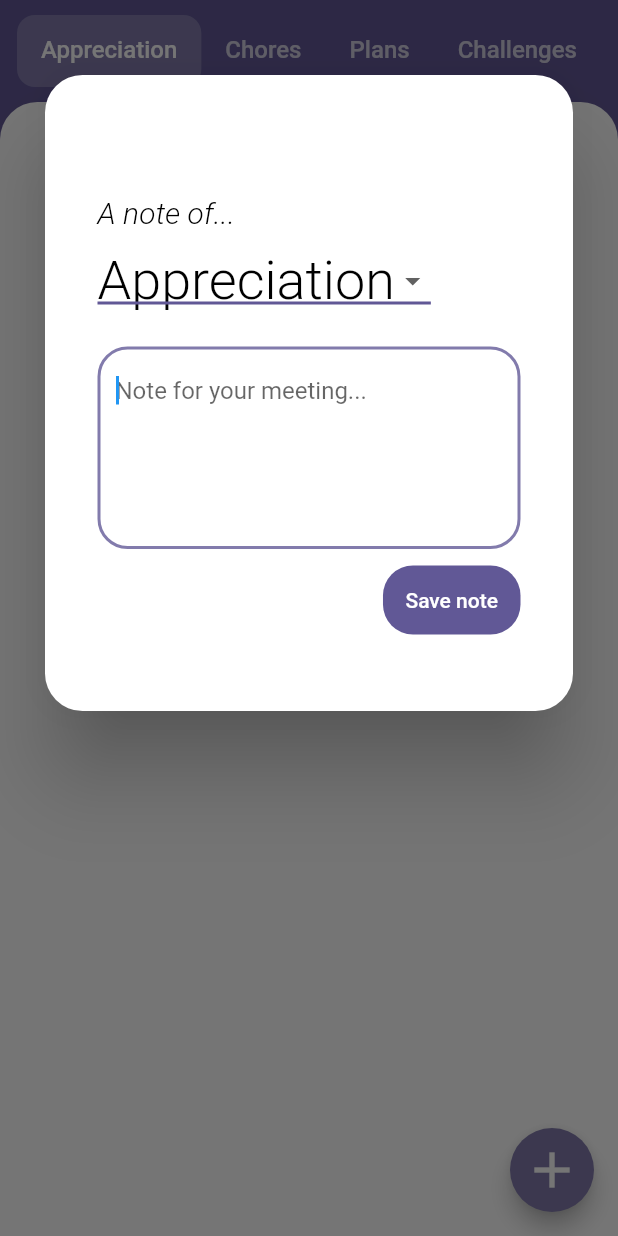
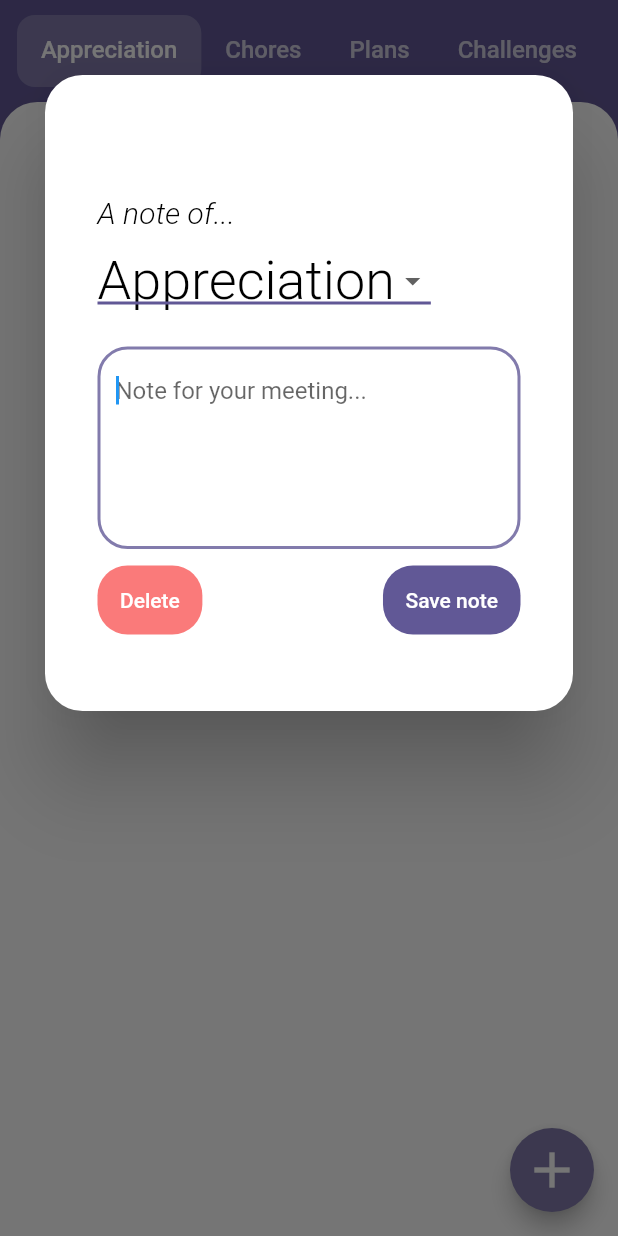
Before and after one commit to Jiaxen/kokoro, a Flutter app: the screen it shows once a user with an empty profile is signed in, scrolled down 152 dp, after a tap on the "add" icon, on a phone screen of 412 x 824 dp. Run offline on Flutter 3.47's test engine with Material 2 defaults, Android fonts, the phone set to English and light mode, and no system bars; drawn by our look-alikes of flutter_progress_hud; our stand-ins replace cloud_firestore, firebase_auth, firebase_core, flutter_signin_button, google_sign_in; missing offline and left inert: flutter_facebook_auth; accounts and stored records are empty; network calls fail.

Commit message:
note logic

```diff
--- a/lib/constants.dart
+++ b/lib/constants.dart
@@ -6,6 +6,7 @@ import 'dart:ui';
 Color kPrimaryAppColour = const Color(0xFF615896);
 Color kSecondaryAppColour = const Color(0xFF827BAC);
 Color kErrorTextColorLight = const Color(0xFFBF4545);
+Color kWarningBackgroundColorLight = const Color(0xFFFA7A7A);
 Color kPrimaryTitleColour = Colors.white;
 Color kPrimaryTextColour = Colors.black;
 Color kPrimaryBackgroundColour = Colors.white;
--- a/lib/screens/edit_note_screen.dart
+++ b/lib/screens/edit_note_screen.dart
@@ -6,6 +6,7 @@ import 'package:kokoro/services/note_services.dart';
 import 'package:provider/provider.dart';
 
 import '../utils.dart';
+import 'notes_screen.dart';
 
 class EditNoteScreen extends StatefulWidget {
   Note note;
@@ -19,13 +20,12 @@ class EditNoteScreen extends StatefulWidget {
 
 class _EditNoteScreenState extends State<EditNoteScreen> {
   String? dropdownValue;
-  // current value of the TextField.
   final myController = TextEditingController();
 
   @override
   void initState() {
     dropdownValue = enumToCapitalisedString(widget.note.noteType);
-    myController.text = widget.note.content;
+    myController.text = widget.note.content; // If note already has content
     super.initState();
   }
 
@@ -77,9 +77,10 @@ class _EditNoteScreenState extends State<EditNoteScreen> {
                     color: kPrimaryAppColour,
                   ),
                   onChanged: (String? newValue) {
+                    print(newValue);
                     setState(() {
-                      widget.note.noteType = enumFromString(NoteType.values, dropdownValue!)!;
-                      dropdownValue = newValue!;
+                      widget.note.noteType = enumFromString(NoteType.values, newValue!)!;
+                      dropdownValue = newValue;
                     });
                   },
                   items: noteTypes.map<DropdownMenuItem<String>>((String value) {
@@ -105,12 +106,54 @@ class _EditNoteScreenState extends State<EditNoteScreen> {
                       hintText: 'Note for your meeting...',
                     ),
                     keyboardType: TextInputType.multiline,
+                    textCapitalization: TextCapitalization.sentences,
                     minLines: 5,
                     maxLines: 10),
                 SizedBox(height: 10),
-                Container(
-                  alignment: Alignment.topRight,
-                  child: TextButton(
+                Row(
+                  mainAxisAlignment: MainAxisAlignment.spaceBetween,
+                  children: [TextButton(
+                    style: ButtonStyle(
+                      padding: MaterialStateProperty.all<EdgeInsetsGeometry>(
+                          EdgeInsets.all(15)),
+                      backgroundColor:
+                      MaterialStateProperty.all<Color>(kWarningBackgroundColorLight),
+                      foregroundColor:
+                      MaterialStateProperty.all<Color>(kPrimaryTitleColour),
+                      shape: MaterialStateProperty.all<OutlinedBorder>(
+                          RoundedRectangleBorder(
+                            borderRadius: BorderRadius.all(Radius.circular(20.0)),
+                          )),
+                    ),
+                    onPressed: () {
+                      if (myController.text.isEmpty && widget.note.id == null){ // If it is empty and a new note
+                        Navigator.of(context).pop();
+                      } else {
+                        showDialog<String>(
+                          context: context,
+                          builder: (BuildContext context) => AlertDialog(
+                            title: const Text('Delete Note?'),
+                            content: const Text('Are you sure you want to delete this note?'),
+                            actions: <Widget>[
+                              TextButton(
+                                onPressed: () => Navigator.of(context).pop(),
+                                child: const Text('No, go back!'),
+                              ),
+                              TextButton(
+                                onPressed: () {
+                                  deleteNoteFromFireStore(widget.note);
+                                  Navigator.of(context).popUntil((route) => route.isFirst);
+                                },
+                                child: const Text('Yes please!'),
+                              ),
+                            ],
+                          ),
+                        );
+                      }
+                    },
+                    child: Text('Delete'),
+                  ),
+                    TextButton(
                       style: ButtonStyle(
                         padding: MaterialStateProperty.all<EdgeInsetsGeometry>(
                             EdgeInsets.all(15)),
@@ -133,6 +176,7 @@ class _EditNoteScreenState extends State<EditNoteScreen> {
                       },
                       child: Text('Save note'),
                     ),
+                  ],
                 ),
               ]),
         ),
--- a/lib/services/note_services.dart
+++ b/lib/services/note_services.dart
@@ -37,6 +37,13 @@ Future<dynamic> saveNoteToFireStore(Note note, String groupId) async {
   note.id == null ? notesCol.add(noteAsJson) : notesCol.doc(note.id).set(noteAsJson, SetOptions(merge: true));
 }
 
+
+Future<dynamic> deleteNoteFromFireStore(Note note) async {
+  final notesCol = notesCollection(note.groupId);
+  if (note.id != null){ notesCol.doc(note.id).delete().then((value) => print("Note Deleted"))
+      .catchError((error) => print("Failed to delete note: $error"));};
+}
+
 /// Returns reference to collection for users.
 CollectionReference notesCollection(String groupId) =>
     FirebaseFirestore.instance
--- a/lib/utils.dart
+++ b/lib/utils.dart
@@ -1,7 +1,7 @@
 import 'package:collection/collection.dart';
 
 T? enumFromString<T>(Iterable<T> values, String value) {
-return values.firstWhereOrNull((type) => type.toString().split(".").last.toLowerCase() == value);
+return values.firstWhereOrNull((type) => type.toString().split(".").last == value.toLowerCase());
 }
 
 extension StringExtension on String {
--- a/lib/widgets/next_notes_panel.dart
+++ b/lib/widgets/next_notes_panel.dart
@@ -140,7 +140,7 @@ class NextNotesTab extends StatelessWidget {
                           child: ListTile(
                             leading: Icon(Icons.favorite),
                             title: Text('${notes[index].content}'),
-                            subtitle: Text('${notes[index].createdTime}'),
+                            subtitle: Text('${notes[index].lastModifiedTime}'),
                           ),
                     ),),
                     SizedBox(height:10),
```
Lines whose indentation alone changed are shown as unchanged.
